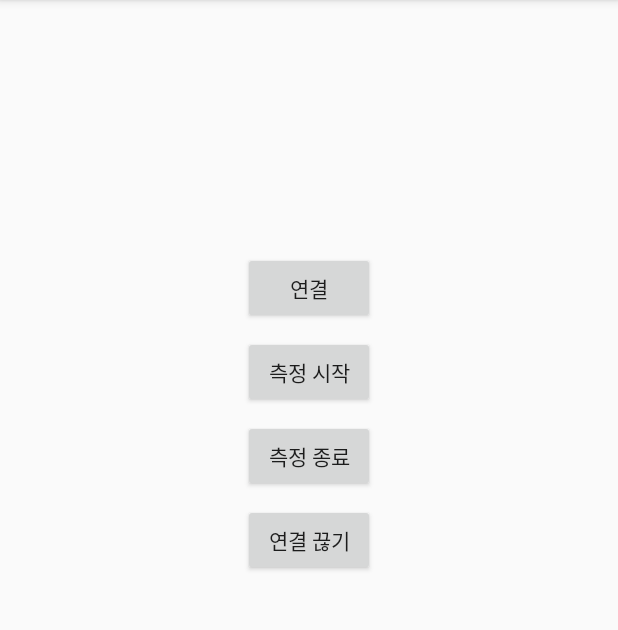
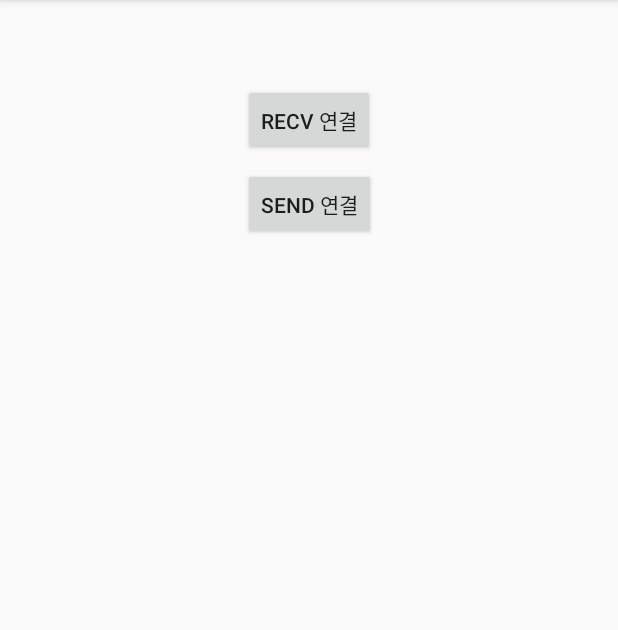
Before and after one commit to SIMSEUNGMIN/Connection-with-aduino-and-android, an Android app: the screen it shows after launch (MainActivity), on a phone screen of 412 x 824 dp, the part 84-714 px from its top. Run offline under Robolectric (Android 15) with nearby library versions, the phone set to English and light mode, and no system bars; libraries missing offline, so code that uses them is left out: app.akexorcist.bluetotohspp; 1 statement that could not run was skipped.

Commit message:
Changed bluetooth code for multi connection

```diff
--- a/app/src/main/java/com/myapp/user/transportdata/MainActivity.java
+++ b/app/src/main/java/com/myapp/user/transportdata/MainActivity.java
@@ -2,6 +2,7 @@ package com.myapp.user.transportdata;
 
 import android.app.Activity;
 import android.bluetooth.BluetoothAdapter;
+import android.bluetooth.BluetoothDevice;
 import android.content.Context;
 import android.content.Intent;
 import android.hardware.Sensor;
@@ -12,17 +13,22 @@ import android.support.v7.app.AppCompatActivity;
 import android.os.Bundle;
 import android.util.Log;
 import android.view.View;
+import android.widget.AdapterView;
+import android.widget.ArrayAdapter;
 import android.widget.Button;
+import android.widget.ListView;
 import android.widget.Toast;
 
-import app.akexorcist.bluetotohspp.library.BluetoothSPP;
-import app.akexorcist.bluetotohspp.library.BluetoothState;
-import app.akexorcist.bluetotohspp.library.DeviceList;
+import java.util.Set;
 
-public class MainActivity extends AppCompatActivity {
+import static app.akexorcist.bluetotohspp.library.BluetoothState.REQUEST_ENABLE_BT;
 
-    //Using the bluetooth
-    private BluetoothSPP bt;
+public class MainActivity extends AppCompatActivity implements View.OnClickListener, AdapterView.OnItemClickListener {
+
+    //Layout
+    Button recvButton = null;
+    Button sendButton = null;
+    ListView pairedDevices = null;
 
     //Using the Accelometer & Gyroscoper
     private SensorManager mSensorManager = null;
@@ -34,78 +40,20 @@ public class MainActivity extends AppCompatActivity {
     //측정값
     String sendAngleXY = null;
 
+    //Using the bluetooth
+    private BluetoothAdapter btAdapter = null;
+
+    //paired devices
+    private ArrayAdapter<String> arrayAdapter = null;
+
     @Override
     protected void onCreate(Bundle savedInstanceState) {
         super.onCreate(savedInstanceState);
         setContentView(R.layout.activity_main);
 
-        //Usgin the bluetooth
-        bt = new BluetoothSPP(this); //initializing
-
-        //블루투스 사용 불가시
-        if(!bt.isBluetoothAvailable()){
-            Toast.makeText(getApplicationContext(),
-                    "Bluetooth is not available",
-                    Toast.LENGTH_SHORT).show();
-            finish();
-        }
-
-        //블루투스 데이터 수신
-        bt.setOnDataReceivedListener(new BluetoothSPP.OnDataReceivedListener() {
-            @Override
-            public void onDataReceived(byte[] data, String message) {
-                Toast.makeText(MainActivity.this, message, Toast.LENGTH_SHORT).show();
-            }
-        });
-
-        //블루투스 연결 됐을 때
-        bt.setBluetoothConnectionListener(new BluetoothSPP.BluetoothConnectionListener() {
-            //연결시
-            @Override
-            public void onDeviceConnected(String name, String address) {
-                Toast.makeText(getApplicationContext(),
-                        "Connect to " + name + "\n" + address,
-                        Toast.LENGTH_SHORT).show();
-            }
-
-            //연결 해제시
-            @Override
-            public void onDeviceDisconnected() {
-                Toast.makeText(getApplicationContext(),
-                        "Connection lost", Toast.LENGTH_SHORT).show();
-            }
-
-            //연결 실패시
-            @Override
-            public void onDeviceConnectionFailed() {
-                Toast.makeText(getApplicationContext(),
-                        "Unable to connect", Toast.LENGTH_SHORT).show();
-            }
-        });
-
-        //연결 시도
-        Button btnConnect = findViewById(R.id.btnConnect);
-        btnConnect.setOnClickListener(new View.OnClickListener() {
-            @Override
-            public void onClick(View v) {
-                if(bt.getServiceState() == BluetoothState.STATE_CONNECTED){
-                    bt.disconnect();
-                }
-                else{
-                    Intent intent = new Intent(getApplicationContext(), DeviceList.class);
-                    startActivityForResult(intent, BluetoothState.REQUEST_CONNECT_DEVICE);
-                }
-            }
-        });
-
-        //연결 끊기
-        Button btnDisConnect = findViewById(R.id.btnDisConnect);
-        btnDisConnect.setOnClickListener(new View.OnClickListener() {
-            @Override
-            public void onClick(View v) {
-                bt.disconnect();
-            }
-        });
+        recvButton = findViewById(R.id.RECVConnect);
+        sendButton = findViewById(R.id.SENDConnect);
+        pairedDevices = findViewById(R.id.pairedDevices);
 
         //Using the Gyroscope & Accelometer
         mSensorManager = (SensorManager) getSystemService(Context.SENSOR_SERVICE);
@@ -114,63 +62,84 @@ public class MainActivity extends AppCompatActivity {
         mAccelometerSensor = mSensorManager.getDefaultSensor(Sensor.TYPE_ACCELEROMETER);
         mAccLis = new AccelometerListener();
 
+        //buttton Event
+        recvButton.setOnClickListener(this);
+        sendButton.setOnClickListener(this);
 
-        //Click the button to start Accelometer
-        findViewById(R.id.btnStart).setOnClickListener(new View.OnClickListener() {
-            @Override
-            public void onClick(View v) {
-                mSensorManager.registerListener(mAccLis, mAccelometerSensor, SensorManager.SENSOR_DELAY_UI);
-            }
-        });
+        //ListView 초기화
+        initPairedDevicesList();
 
-        //Click the button to end Accelometer
-        findViewById(R.id.btnEnd).setOnClickListener(new View.OnClickListener() {
-            @Override
-            public void onClick(View v) {
-                mSensorManager.unregisterListener(mAccLis);
-            }
-        });
+        //블루투스 사용 가능하도록 설정
+        initBluetooth();
     }
 
-    public void onDestroy(){
-        super.onDestroy();
-        bt.stopService();
+    private void initPairedDevicesList() {
+
+//        //일단 목록 숨기기
+//        pairedDevices.setVisibility(View.INVISIBLE);
+
+        arrayAdapter = new ArrayAdapter<String>(this, android.R.layout.simple_list_item_1);
+        pairedDevices.setAdapter(arrayAdapter);
+        pairedDevices.setOnItemClickListener(this);
     }
 
-    public void onStart(){
-        super.onStart();
-        if(!bt.isBluetoothEnabled()){
-            Intent intent = new Intent(BluetoothAdapter.ACTION_REQUEST_ENABLE);
-            startActivityForResult(intent, BluetoothState.REQUEST_ENABLE_BT);
+    private void initBluetooth() {
+        //블루투스를 지원하는지 확인
+        btAdapter = BluetoothAdapter.getDefaultAdapter();
+
+        if(btAdapter == null){
+            //device does not support Bluetooth
+            Toast.makeText(this, "블루투스 사용 불가능", Toast.LENGTH_SHORT).show();
+        }
+
+        //블루투스 활성화 확인
+        if(!btAdapter.isEnabled()){
+            //비활성화시 활성화
+            Toast.makeText(this, "블루투스를 활성화시킵니다.", Toast.LENGTH_SHORT).show();
+            Intent enableBtIntent = new Intent(BluetoothAdapter.ACTION_REQUEST_ENABLE);
+            startActivityForResult(enableBtIntent, REQUEST_ENABLE_BT);
+        }
+
+        Toast.makeText(this, "블루투스가 활성화 되어있습니다.", Toast.LENGTH_SHORT).show();
+    }
+
+    private void getPairedDevices() {
+        //연결하고자 하는 장치와 이미 페어링이 이루어져있다고 가정
+        Toast.makeText(this, "연결 가능한 기기 목록을 불러옵니다.", Toast.LENGTH_SHORT).show();
+
+        Set<BluetoothDevice> pairedDevices = btAdapter.getBondedDevices();
+
+        if(pairedDevices.size() > 0){
+            //페어링된 장치가 있는 경우
+            Toast.makeText(this, "연결 가능한 기기가 존재합니다.", Toast.LENGTH_SHORT).show();
+
         }
         else{
-            if(!bt.isServiceAvailable()){
-                bt.setupService();
-                bt.startService(BluetoothState.DEVICE_OTHER); //DEVICE_ANDROID는 안드로이드끼리
-            }
+            //페어링된 장치가 없는 경우
+            Toast.makeText(this, "연결 가능한 기기가 없습니다.", Toast.LENGTH_SHORT).show();
+
         }
     }
 
-    public void onActivityResult(int requestCode, int resultCode, Intent data){
-        if(requestCode == BluetoothState.REQUEST_CONNECT_DEVICE){
-            if(resultCode == Activity.RESULT_OK) {
-                bt.connect(data);
-            }
-        }
-        else if(requestCode == BluetoothState.REQUEST_ENABLE_BT){
-            if(resultCode == Activity.RESULT_OK){
-                bt.setupService();
-                bt.startService(BluetoothState.DEVICE_OTHER);
-            }
-            else{
-                Toast.makeText(getApplicationContext(),
-                        "Bluetooth was not enabled.",
-                        Toast.LENGTH_SHORT).show();
-                finish();
-            }
-
+    @Override
+    public void onClick(View v){
+        switch (v.getId()){
+            case R.id.RECVConnect:
+                //페어링된 원격 디바이스 목록 구하기
+                getPairedDevices();
+                break;
+            case R.id.SENDConnect:
+                //페어링된 원격 디바이스 목록 구하기
+                getPairedDevices();
+                break;
         }
     }
+
+    @Override
+    public void onItemClick(AdapterView<?> parent, View view, int position, long id) {
+
+    }
+
 
     private class AccelometerListener implements SensorEventListener {
 
@@ -183,7 +152,7 @@ public class MainActivity extends AppCompatActivity {
             double angleXY = Math.atan2(accY, accX) * 180 / Math.PI;
             sendAngleXY = String.format("%.0f", angleXY);
 
-            bt.send(sendAngleXY, true);
+            //recvbt.send(sendAngleXY, true);
 
             Log.e("Log", "xy= " + sendAngleXY);
 
--- a/app/src/main/res/layout/activity_main.xml
+++ b/app/src/main/res/layout/activity_main.xml
@@ -8,10 +8,10 @@
 
 
     <Button
-        android:id="@+id/btnConnect"
+        android:id="@+id/RECVConnect"
         android:layout_width="wrap_content"
         android:layout_height="wrap_content"
-        android:text="연결"
+        android:text="RECV 연결"
         app:layout_constraintBottom_toBottomOf="parent"
         app:layout_constraintLeft_toLeftOf="parent"
         app:layout_constraintRight_toRightOf="parent"
@@ -19,34 +19,20 @@
         app:layout_constraintVertical_bias="0.5" />
 
     <Button
-        android:id="@+id/btnStart"
+        android:id="@+id/SENDConnect"
         android:layout_width="wrap_content"
         android:layout_height="wrap_content"
         android:layout_marginTop="8dp"
-        android:text="측정 시작"
+        android:text="SEND 연결"
         app:layout_constraintLeft_toLeftOf="parent"
         app:layout_constraintRight_toRightOf="parent"
-        app:layout_constraintTop_toBottomOf="@+id/btnConnect" />
+        app:layout_constraintTop_toBottomOf="@+id/RECVConnect"/>
 
-    <Button
-        android:id="@+id/btnEnd"
-        android:layout_width="wrap_content"
-        android:layout_height="wrap_content"
-        android:layout_marginTop="8dp"
-        android:text="측정 종료"
-        app:layout_constraintLeft_toLeftOf="parent"
-        app:layout_constraintRight_toRightOf="parent"
-        app:layout_constraintTop_toBottomOf="@+id/btnStart" />
+    <ListView
+        android:id="@+id/pairedDevices"
+        android:layout_width="match_parent"
+        android:layout_height="match_parent"/>
 
-    <Button
-        android:id="@+id/btnDisConnect"
-        android:layout_width="wrap_content"
-        android:layout_height="wrap_content"
-        android:layout_marginTop="8dp"
-        android:text="연결 끊기"
-        app:layout_constraintLeft_toLeftOf="parent"
-        app:layout_constraintRight_toRightOf="parent"
-        app:layout_constraintTop_toBottomOf="@+id/btnEnd" />
 
 
 </android.support.constraint.ConstraintLayout>
```
